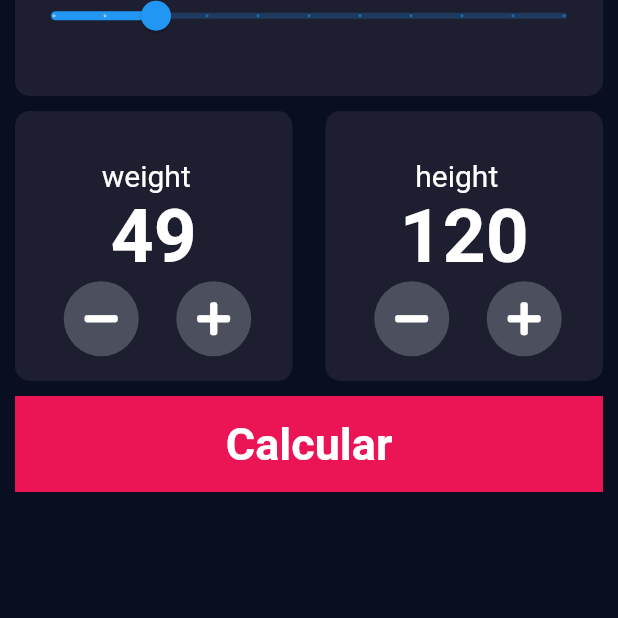
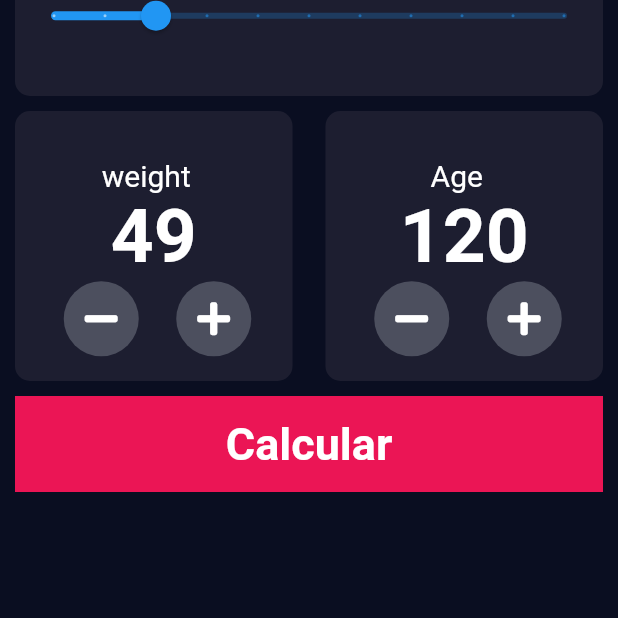
Before and after one commit to Diogoloiola/app-imc, a Flutter app: the screen it shows after launch, after a tap on an icon or button, on a phone screen of 412 x 824 dp, the part 618-1236 px from its top. Run offline on Flutter 3.47's test engine with Material 2 defaults, Android fonts, the phone set to English and light mode, and no system bars; our stand-ins replace font_awesome_flutter.

Commit message:
adding class that calculates BMI

```diff
--- a/lib/components/home_page.dart
+++ b/lib/components/home_page.dart
@@ -1,4 +1,5 @@
 import 'package:flutter/material.dart';
+import 'package:imc/utils/calculator.dart';
 import 'package:imc/utils/chose_color.dart';
 import 'package:imc/utils/my_colors.dart';
 import 'package:font_awesome_flutter/font_awesome_flutter.dart';
@@ -14,7 +15,7 @@ class _HomePageState extends State<HomePage> {
   late MediaQueryData queryData;
   double _currentSliderValue = 20;
   int _weight = 50;
-  int _height = 120;
+  int _age = 120;
   bool currentSex = false;
 
   @override
@@ -222,13 +223,13 @@ class _HomePageState extends State<HomePage> {
                     Container(
                         margin: const EdgeInsets.only(right: 10, top: 15),
                         child: const Text(
-                          'height',
+                          'Age',
                           style: TextStyle(
                             fontSize: 20,
                           ),
                         )),
                     Text(
-                      '$_height',
+                      '$_age',
                       style: const TextStyle(
                           fontSize: 50, fontWeight: FontWeight.bold),
                     ),
@@ -246,7 +247,7 @@ class _HomePageState extends State<HomePage> {
                             child: GestureDetector(
                               onTap: () {
                                 setState(() {
-                                  _height--;
+                                  _age--;
                                 });
                               },
                               child: const Icon(
@@ -265,7 +266,7 @@ class _HomePageState extends State<HomePage> {
                           child: GestureDetector(
                             onTap: () {
                               setState(() {
-                                _height++;
+                                _age++;
                               });
                             },
                             child: const Icon(
@@ -280,7 +281,12 @@ class _HomePageState extends State<HomePage> {
                 ),
               )
             ]),
-            Container(
+            GestureDetector(
+              onTap: () {
+                Calculator calculator =
+                    Calculator(_currentSliderValue / 100, _weight);
+              },
+              child: Container(
                 width: MediaQuery.of(context).size.width,
                 height: 64,
                 margin: const EdgeInsets.only(top: 10),
@@ -291,6 +297,7 @@ class _HomePageState extends State<HomePage> {
                     style: TextStyle(fontSize: 30, fontWeight: FontWeight.bold),
                   ),
                 ),
+              ),
             )
           ],
         ),
```
Lines whose indentation alone changed are shown as unchanged.
